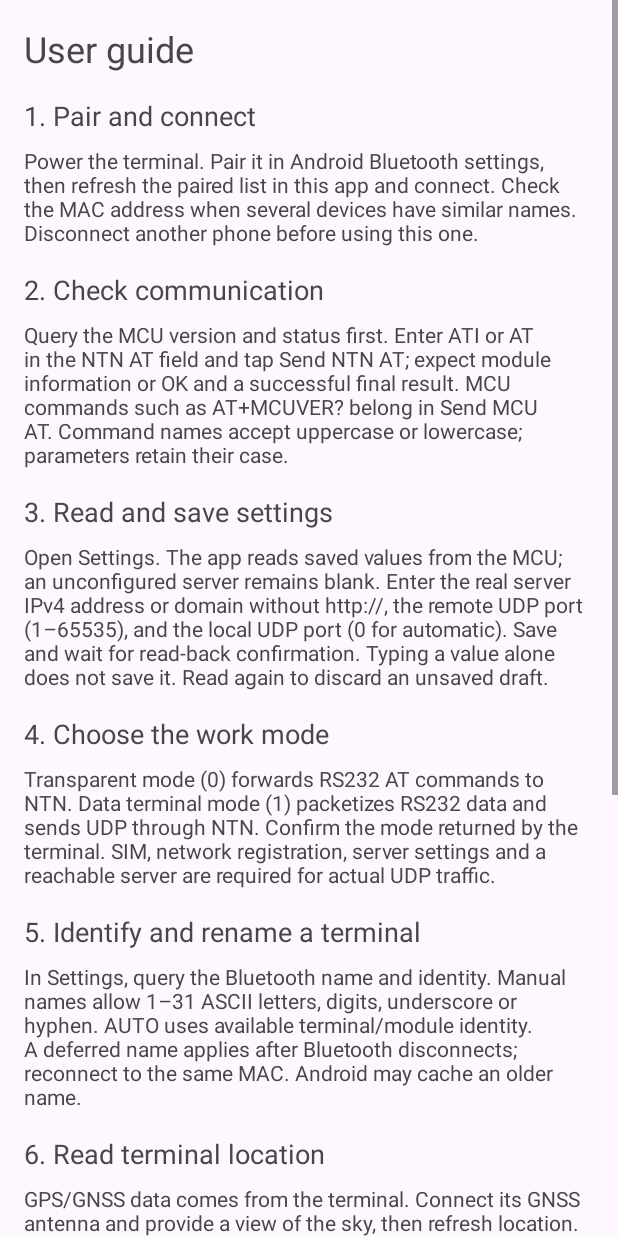
After one commit to stephenshizl/ntn_android_app, an Android app: the UserGuideActivity screen opened directly, with no data from a screen before it, on a phone screen of 412 x 824 dp. The commit adds this screen. Run offline under Robolectric (Android 15) with nearby library versions, the phone set to English and light mode, and no system bars.

Commit message:
feat(android): 支持五语种和离线使用说明 / Add five languages and offline user guide

```diff
--- a/app/build.gradle
+++ b/app/build.gradle
@@ -12,8 +12,8 @@ android {
         applicationId "com.youyou.ntn_bt"
         minSdk 29
         targetSdk 36
-        versionCode 7
-        versionName "1.3.3-bt-ota"
+        versionCode 8
+        versionName "1.3.4-bt-ota"
 
         testInstrumentationRunner "androidx.test.runner.AndroidJUnitRunner"
     }
--- a/app/src/main/AndroidManifest.xml
+++ b/app/src/main/AndroidManifest.xml
@@ -22,6 +22,7 @@
 
     <application
         android:allowBackup="true"
+        android:localeConfig="@xml/locales_config"
         android:dataExtractionRules="@xml/data_extraction_rules"
         android:fullBackupContent="@xml/backup_rules"
         android:icon="@mipmap/ic_launcher"
@@ -29,6 +30,11 @@
         android:roundIcon="@mipmap/ic_launcher_round"
         android:supportsRtl="true"
         android:theme="@style/Theme.Ntn_bt">
+        <activity android:name=".UserGuideActivity" android:exported="false" />
+        <service android:name="androidx.appcompat.app.AppLocalesMetadataHolderService"
+            android:enabled="false" android:exported="false">
+            <meta-data android:name="autoStoreLocales" android:value="true" />
+        </service>
         <service android:name=".OtaUpdateService" android:exported="false"
             android:foregroundServiceType="connectedDevice" />
         <activity android:name=".BluetoothOtaActivity" android:exported="false"
--- a/app/src/main/java/com/youyou/ntn_bt/TerminalSettings.java
+++ b/app/src/main/java/com/youyou/ntn_bt/TerminalSettings.java
@@ -46,6 +46,7 @@ final class TerminalSettings {
         current.setText(R.string.settings_no_reading);
         status.setText(R.string.bt_name_disconnected);
     }
+    boolean isBusy() { return pending != 0; }
     void ensureRead() { if (!loaded && pending == 0) read(); }
     void read() {
         if (pending != 0) return;
--- /dev/null
+++ b/app/src/main/java/com/youyou/ntn_bt/UserGuideActivity.java
@@ -0,0 +1,42 @@
+package com.youyou.ntn_bt;
+
+import android.os.Bundle;
+import android.widget.Button;
+import android.widget.LinearLayout;
+import android.widget.ScrollView;
+import android.widget.TextView;
+import androidx.appcompat.app.AppCompatActivity;
+import androidx.core.graphics.Insets;
+import androidx.core.view.ViewCompat;
+import androidx.core.view.WindowInsetsCompat;
+
+/** Offline guide. Reading instructions never sends commands to the terminal. */
+public final class UserGuideActivity extends AppCompatActivity {
+    @Override protected void onCreate(Bundle state) {
+        super.onCreate(state);
+        ScrollView scroll = new ScrollView(this);
+        LinearLayout body = new LinearLayout(this); body.setOrientation(LinearLayout.VERTICAL);
+        int padding = Math.round(16 * getResources().getDisplayMetrics().density);
+        body.setPadding(padding, padding, padding, padding); scroll.addView(body); setContentView(scroll);
+        ViewCompat.setOnApplyWindowInsetsListener(scroll, (view, insets) -> {
+            Insets bars = insets.getInsets(WindowInsetsCompat.Type.systemBars());
+            view.setPadding(bars.left, bars.top, bars.right, bars.bottom); return insets;
+        });
+        TextView title = new TextView(this); title.setText(R.string.guide_title); title.setTextSize(24); body.addView(title);
+        int[][] sections = {
+                {R.string.guide_connect_title, R.string.guide_connect},
+                {R.string.guide_test_title, R.string.guide_test},
+                {R.string.guide_settings_title, R.string.guide_settings},
+                {R.string.guide_mode_title, R.string.guide_mode},
+                {R.string.guide_name_title, R.string.guide_name},
+                {R.string.guide_gnss_title, R.string.guide_gnss},
+                {R.string.guide_ota_title, R.string.guide_ota},
+                {R.string.guide_errors_title, R.string.guide_errors}};
+        for (int[] section : sections) {
+            TextView heading = new TextView(this); heading.setText(section[0]); heading.setTextSize(18);
+            heading.setPadding(0, padding, 0, padding / 2); body.addView(heading);
+            TextView text = new TextView(this); text.setText(section[1]); text.setTextIsSelectable(true); body.addView(text);
+        }
+        Button back = new Button(this); back.setText(R.string.guide_back); back.setOnClickListener(v -> finish()); body.addView(back);
+    }
+}
--- a/app/src/main/res/layout/activity_main.xml
+++ b/app/src/main/res/layout/activity_main.xml
@@ -1,7 +1,11 @@
 <?xml version='1.0' encoding='utf-8'?>
 <ScrollView xmlns:android="http://schemas.android.com/apk/res/android" android:id="@+id/main" android:layout_width="match_parent" android:layout_height="match_parent" android:fillViewport="true">
     <LinearLayout android:layout_width="match_parent" android:layout_height="wrap_content" android:orientation="vertical" android:focusable="true" android:focusableInTouchMode="true" android:padding="16dp">
-        <TextView android:layout_width="match_parent" android:layout_height="wrap_content" android:text="@string/app_title" android:textSize="22sp" android:textStyle="bold" />
+        <LinearLayout android:layout_width="match_parent" android:layout_height="wrap_content" android:orientation="horizontal" android:gravity="center_vertical">
+            <TextView android:layout_width="0dp" android:layout_height="wrap_content" android:text="@string/app_title" android:textSize="22sp" android:textStyle="bold" android:layout_weight="1" />
+            <Button android:id="@+id/languageButton" android:layout_width="wrap_content" android:layout_height="wrap_content" android:text="@string/language_button" style="?android:attr/buttonBarButtonStyle" />
+            <Button android:id="@+id/userGuideButton" android:layout_width="wrap_content" android:layout_height="wrap_content" android:text="@string/guide_button" style="?android:attr/buttonBarButtonStyle" />
+        </LinearLayout>
         <TextView android:id="@+id/statusText" android:layout_width="match_parent" android:layout_height="wrap_content" android:layout_marginTop="8dp" android:text="@string/status_disconnected" android:textStyle="bold" />
         <Spinner android:id="@+id/deviceSpinner" android:layout_width="match_parent" android:layout_height="48dp" android:layout_marginTop="8dp" />
         <LinearLayout style="?android:attr/buttonBarStyle" android:layout_width="match_parent" android:layout_height="wrap_content" android:orientation="horizontal">
--- a/app/src/main/res/values/strings.xml
+++ b/app/src/main/res/values/strings.xml
@@ -152,4 +152,27 @@
     <string name="ntn_error_timeout">NTN response timed out (12). Check module power and UART.</string>
     <string name="ntn_error_module">NTN module returned an error (4). See the module response below.</string>
     <string name="settings_unconfigured">Mode: %1$s\nServer is not configured. Enter an address and remote UDP port below.</string>
+    <string name="language_button">Language</string>
+    <string name="language_title">App language</string>
+    <string name="language_system">Follow system</string>
+    <string name="language_busy">Wait for the current command, settings save or firmware update to finish before changing language.</string>
+    <string name="guide_button">Help</string>
+    <string name="guide_title">User guide</string>
+    <string name="guide_back">Back to terminal</string>
+    <string name="guide_connect_title">1. Pair and connect</string>
+    <string name="guide_connect">Power the terminal. Pair it in Android Bluetooth settings, then refresh the paired list in this app and connect. Check the MAC address when several devices have similar names. Disconnect another phone before using this one.</string>
+    <string name="guide_test_title">2. Check communication</string>
+    <string name="guide_test">Query the MCU version and status first. Enter ATI or AT in the NTN AT field and tap Send NTN AT; expect module information or OK and a successful final result. MCU commands such as AT+MCUVER? belong in Send MCU AT. Command names accept uppercase or lowercase; parameters retain their case.</string>
+    <string name="guide_settings_title">3. Read and save settings</string>
+    <string name="guide_settings">Open Settings. The app reads saved values from the MCU; an unconfigured server remains blank. Enter the real server IPv4 address or domain without http://, the remote UDP port (1–65535), and the local UDP port (0 for automatic). Save and wait for read-back confirmation. Typing a value alone does not save it. Read again to discard an unsaved draft.</string>
+    <string name="guide_mode_title">4. Choose the work mode</string>
+    <string name="guide_mode">Transparent mode (0) forwards RS232 AT commands to NTN. Data terminal mode (1) packetizes RS232 data and sends UDP through NTN. Confirm the mode returned by the terminal. SIM, network registration, server settings and a reachable server are required for actual UDP traffic.</string>
+    <string name="guide_name_title">5. Identify and rename a terminal</string>
+    <string name="guide_name">In Settings, query the Bluetooth name and identity. Manual names allow 1–31 ASCII letters, digits, underscore or hyphen. AUTO uses available terminal/module identity. A deferred name applies after Bluetooth disconnects; reconnect to the same MAC. Android may cache an older name.</string>
+    <string name="guide_gnss_title">6. Read terminal location</string>
+    <string name="guide_gnss">GPS/GNSS data comes from the terminal. Connect its GNSS antenna and provide a view of the sky, then refresh location. Without an antenna, no fix and invalid time can be expected; do not treat zero or expired coordinates as a valid location.</string>
+    <string name="guide_ota_title">7. Update Bluetooth firmware</string>
+    <string name="guide_ota">Read the Bluetooth version on the main screen. Open the Bluetooth updater, scan and connect to the correct MAC, then choose a Bluetooth .ufw file. Verify the target and file before starting. Keep power, Bluetooth and the app running. After completion, reconnect and read the version again. For an interrupted single-bank update, connect the recovery loader and select the same firmware. MCU and NTN files must use their own upgrade tools.</string>
+    <string name="guide_errors_title">8. Troubleshoot and test without a SIM</string>
+    <string name="guide_errors">Not connected: check pairing, power, range and whether another phone owns the connection. Error 1: check command syntax and MCU/NTN input. Error 6: wait for the busy channel. Error 12: check power and UART after a timeout. Error 4: read the module response. Without a SIM, test MCU queries, basic module AT, settings and Bluetooth OTA; network registration and satellite UDP delivery remain unverified.</string>
 </resources>
```
Also changed, not shown: app/src/main/java/com/youyou/ntn_bt/AppLanguage.java (added, +21 -0 lines), app/src/main/java/com/youyou/ntn_bt/MainActivity.java (+18 -0 lines), app/src/main/res/xml/locales_config.xml (added, +8 -0 lines), 6 other files.
